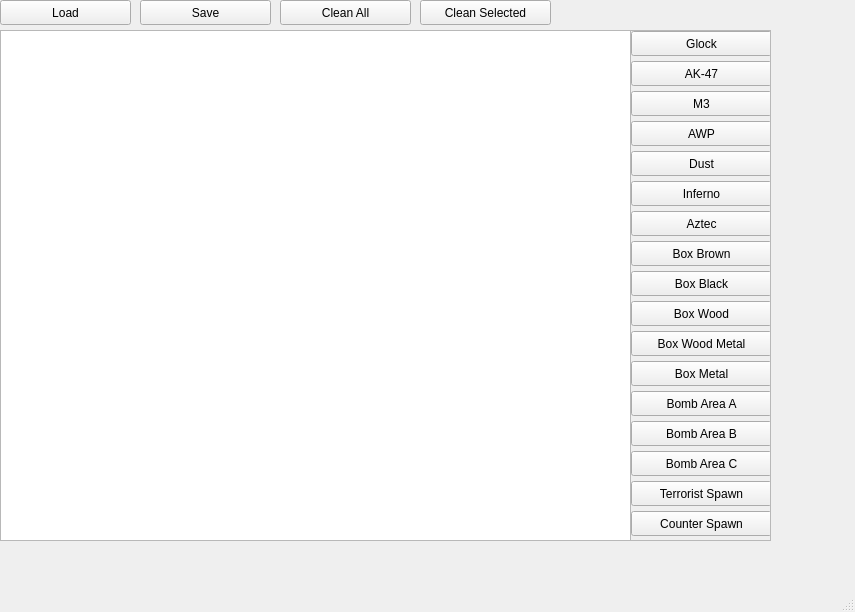
This is Editor/map_editor/editor_window.ui in nazar9318/taller-tpFinal-1c2021 as Qt 5 draws it before an edit. The edited form follows.
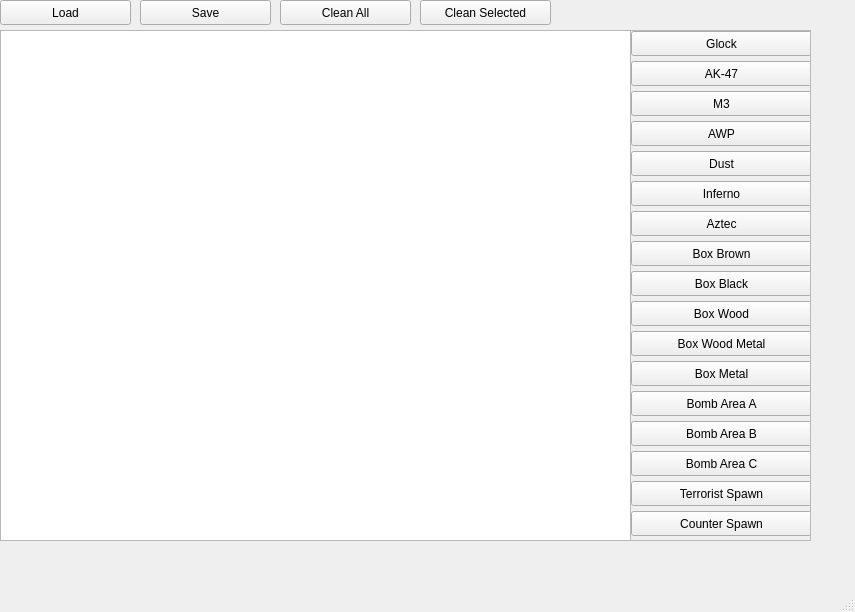
This is the edited form.

Commit message: Editor ahora muestra las íconos de los ítems

The edit to the form file:
```diff
--- a/Editor/map_editor/editor_window.ui
+++ b/Editor/map_editor/editor_window.ui
@@ -58,7 +58,7 @@
      <rect>
       <x>630</x>
       <y>30</y>
-      <width>141</width>
+      <width>181</width>
       <height>511</height>
      </rect>
     </property>
@@ -70,7 +70,7 @@
       <rect>
        <x>0</x>
        <y>0</y>
-       <width>139</width>
+       <width>179</width>
        <height>509</height>
       </rect>
      </property>
@@ -79,7 +79,7 @@
        <rect>
         <x>0</x>
         <y>0</y>
-        <width>141</width>
+        <width>181</width>
         <height>25</height>
        </rect>
       </property>
@@ -92,7 +92,7 @@
        <rect>
         <x>0</x>
         <y>30</y>
-        <width>141</width>
+        <width>181</width>
         <height>25</height>
        </rect>
       </property>
@@ -105,7 +105,7 @@
        <rect>
         <x>0</x>
         <y>60</y>
-        <width>141</width>
+        <width>181</width>
         <height>25</height>
        </rect>
       </property>
@@ -118,7 +118,7 @@
        <rect>
         <x>0</x>
         <y>90</y>
-        <width>141</width>
+        <width>181</width>
         <height>25</height>
        </rect>
       </property>
@@ -131,7 +131,7 @@
        <rect>
         <x>0</x>
         <y>120</y>
-        <width>141</width>
+        <width>181</width>
         <height>25</height>
        </rect>
       </property>
@@ -144,7 +144,7 @@
        <rect>
         <x>0</x>
         <y>150</y>
-        <width>141</width>
+        <width>181</width>
         <height>25</height>
        </rect>
       </property>
@@ -157,7 +157,7 @@
        <rect>
         <x>0</x>
         <y>180</y>
-        <width>141</width>
+        <width>181</width>
         <height>25</height>
        </rect>
       </property>
@@ -170,7 +170,7 @@
        <rect>
         <x>0</x>
         <y>210</y>
-        <width>141</width>
+        <width>181</width>
         <height>25</height>
        </rect>
       </property>
@@ -183,7 +183,7 @@
        <rect>
         <x>0</x>
         <y>240</y>
-        <width>141</width>
+        <width>181</width>
         <height>25</height>
        </rect>
       </property>
@@ -196,7 +196,7 @@
        <rect>
         <x>0</x>
         <y>270</y>
-        <width>141</width>
+        <width>181</width>
         <height>25</height>
        </rect>
       </property>
@@ -209,7 +209,7 @@
        <rect>
         <x>0</x>
         <y>300</y>
-        <width>141</width>
+        <width>181</width>
         <height>25</height>
        </rect>
       </property>
@@ -222,7 +222,7 @@
        <rect>
         <x>0</x>
         <y>330</y>
-        <width>141</width>
+        <width>181</width>
         <height>25</height>
        </rect>
       </property>
@@ -235,7 +235,7 @@
        <rect>
         <x>0</x>
         <y>360</y>
-        <width>141</width>
+        <width>181</width>
         <height>25</height>
        </rect>
       </property>
@@ -248,7 +248,7 @@
        <rect>
         <x>0</x>
         <y>420</y>
-        <width>141</width>
+        <width>181</width>
         <height>25</height>
        </rect>
       </property>
@@ -261,7 +261,7 @@
        <rect>
         <x>0</x>
         <y>450</y>
-        <width>141</width>
+        <width>181</width>
         <height>25</height>
        </rect>
       </property>
@@ -274,7 +274,7 @@
        <rect>
         <x>0</x>
         <y>480</y>
-        <width>141</width>
+        <width>181</width>
         <height>25</height>
        </rect>
       </property>
@@ -287,7 +287,7 @@
        <rect>
         <x>0</x>
         <y>390</y>
-        <width>141</width>
+        <width>181</width>
         <height>25</height>
        </rect>
       </property>
```
The commit also changes 5 other files.
